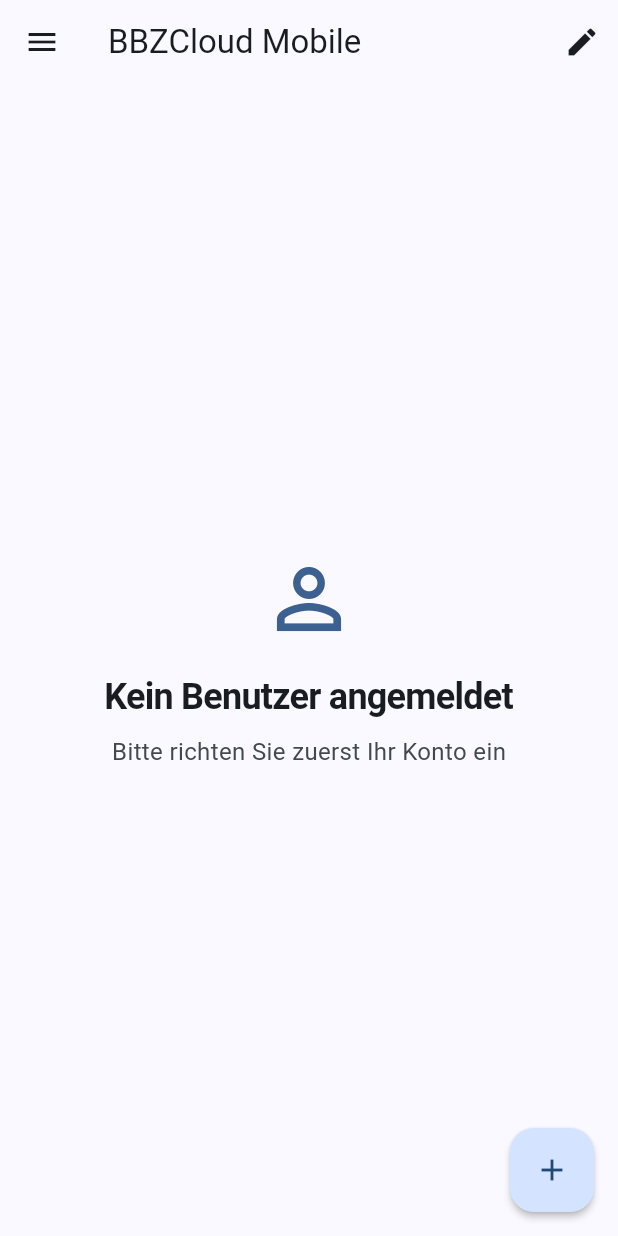
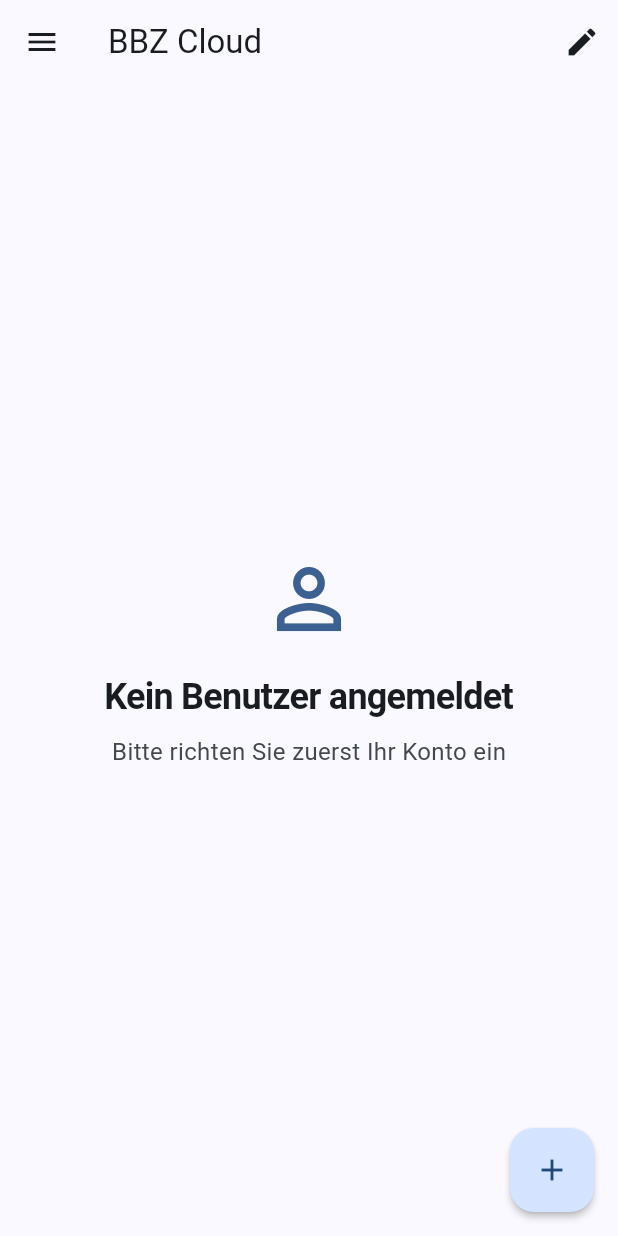
Before and after one commit to dclausen01/bbzcloud-mobil, a Flutter app: the HomeScreen screen opened directly, on a phone screen of 412 x 824 dp. Run offline on Flutter 3.47's test engine with Material 3 defaults, Android fonts, the phone set to English and light mode, and no system bars; our stand-ins replace flutter_riverpod, flutter_secure_storage, logger, shared_preferences, sqflite; missing offline and left inert: flutter_inappwebview; accounts and stored records are empty.

Commit message:
feat: Add app logo and update app name to 'BBZ Cloud'
Changes:
- Copied icon.png from old Ionic app to assets/
- Added assets/icon.png to pubspec.yaml
- Updated app name in AppStrings: 'BBZCloud Mobile' → 'BBZ Cloud'
- Updated Android Manifest label: 'bbzcloud_mobil' → 'BBZ Cloud'

The app now uses the official BBZ Cloud logo and displays
the correct name 'BBZ Cloud' throughout the UI and on the device.

```diff
--- a/lib/core/constants/app_strings.dart
+++ b/lib/core/constants/app_strings.dart
@@ -35,7 +35,7 @@ class AppStrings {
   static const firstTimeSetup = 'Richten Sie Ihr Konto ein';
 
   // UI Labels
-  static const appTitle = 'BBZCloud Mobile';
+  static const appTitle = 'BBZ Cloud';
   static const home = 'Start';
   static const settings = 'Einstellungen';
   static const todos = 'Aufgaben';
--- a/pubspec.yaml
+++ b/pubspec.yaml
@@ -60,7 +60,5 @@ dev_dependencies:
 flutter:
   uses-material-design: true
 
-  # Assets werden später hinzugefügt
-  # assets:
-  #   - assets/icons/
-  #   - assets/images/
+  assets:
+    - assets/icon.png
```
Also changed, not shown: assets/icon.png (added), 1 other file.
